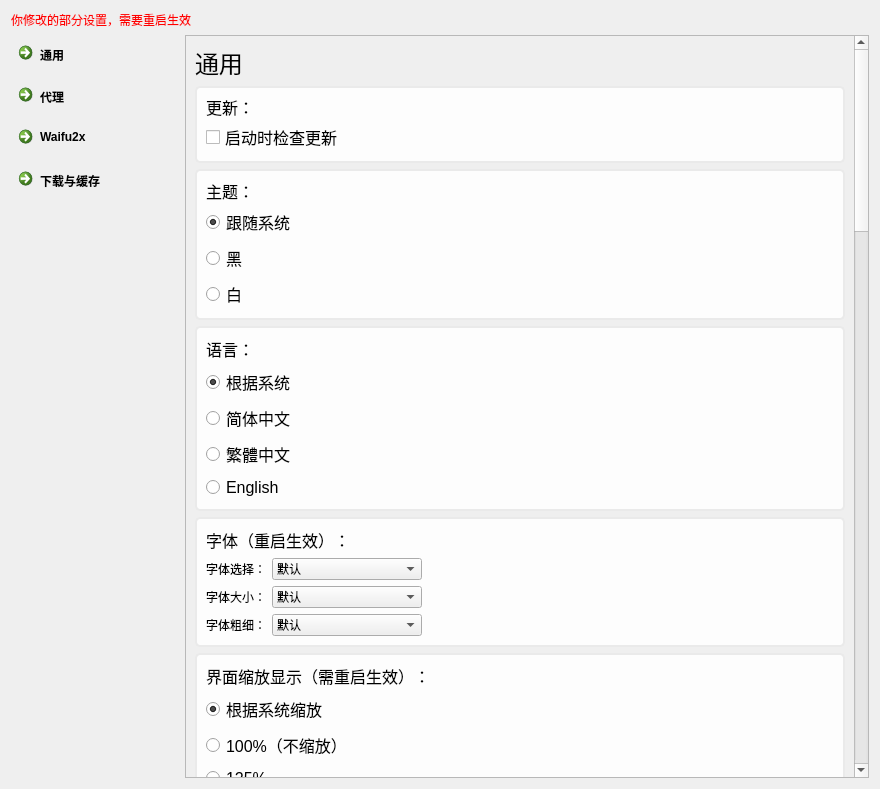
Old version of the form ui/ui_setting_new.ui in the repository tonquer/picacg-qt.
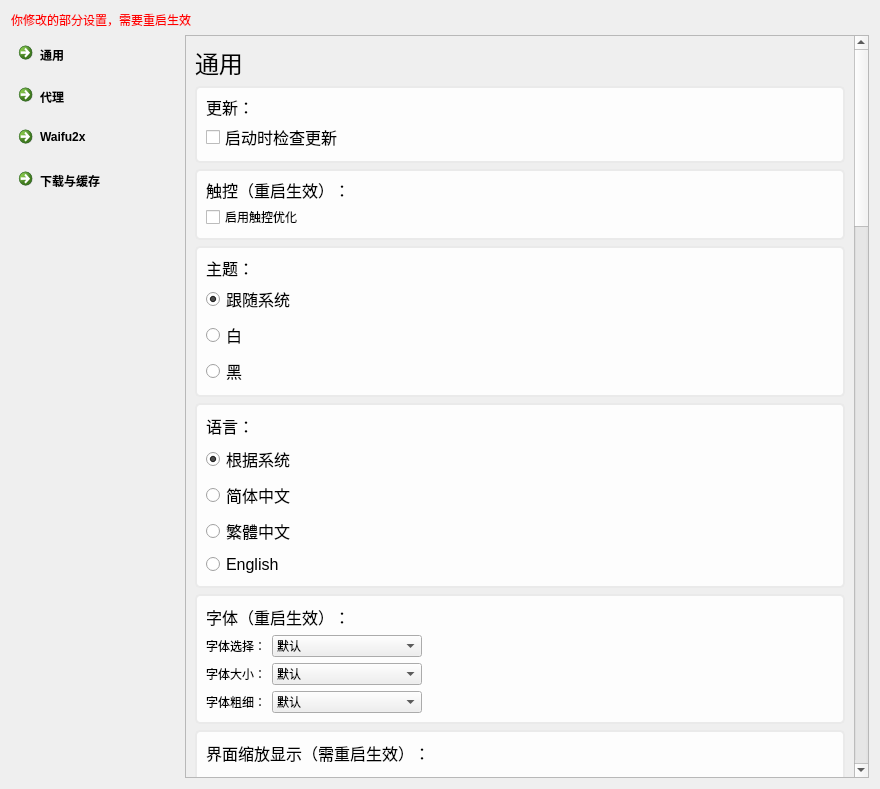
New version of the form. Custom widgets are drawn as their Qt base class.

Diff of the .ui file:
```diff
--- a/ui/ui_setting_new.ui
+++ b/ui/ui_setting_new.ui
@@ -95,9 +95,9 @@
         <property name="geometry">
          <rect>
           <x>0</x>
-          <y>-1830</y>
+          <y>0</y>
           <width>661</width>
-          <height>2575</height>
+          <height>2648</height>
          </rect>
         </property>
         <property name="styleSheet">
@@ -155,6 +155,43 @@
            </layout>
           </widget>
          </item>
+         <item>
+          <widget class="QFrame" name="frame_16">
+           <property name="frameShape">
+            <enum>QFrame::StyledPanel</enum>
+           </property>
+           <property name="frameShadow">
+            <enum>QFrame::Raised</enum>
+           </property>
+           <layout class="QVBoxLayout" name="verticalLayout_20">
+            <item>
+             <widget class="QLabel" name="label_37">
+              <property name="maximumSize">
+               <size>
+                <width>16777215</width>
+                <height>19</height>
+               </size>
+              </property>
+              <property name="font">
+               <font>
+                <pointsize>12</pointsize>
+               </font>
+              </property>
+              <property name="text">
+               <string>触控（重启生效）：</string>
+              </property>
+             </widget>
+            </item>
+            <item>
+             <widget class="QCheckBox" name="grabGestureBox">
+              <property name="text">
+               <string>启用触控优化</string>
+              </property>
+             </widget>
+            </item>
+           </layout>
+          </widget>
+         </item>
          <item>
           <widget class="QFrame" name="frame_2">
            <property name="font">
@@ -197,16 +234,6 @@
               </attribute>
              </widget>
             </item>
-            <item>
-             <widget class="QRadioButton" name="themeButton1">
-              <property name="text">
-               <string>黑</string>
-              </property>
-              <attribute name="buttonGroup">
-               <string notr="true">themeGroup</string>
-              </attribute>
-             </widget>
-            </item>
             <item>
              <widget class="QRadioButton" name="themeButton2">
               <property name="text">
@@ -217,6 +244,16 @@
               </attribute>
              </widget>
             </item>
+            <item>
+             <widget class="QRadioButton" name="themeButton1">
+              <property name="text">
+               <string>黑</string>
+              </property>
+              <attribute name="buttonGroup">
+               <string notr="true">themeGroup</string>
+              </attribute>
+             </widget>
+            </item>
            </layout>
           </widget>
          </item>
```
Left out of the diff: 6 changed lines with no effect on the pictures.
